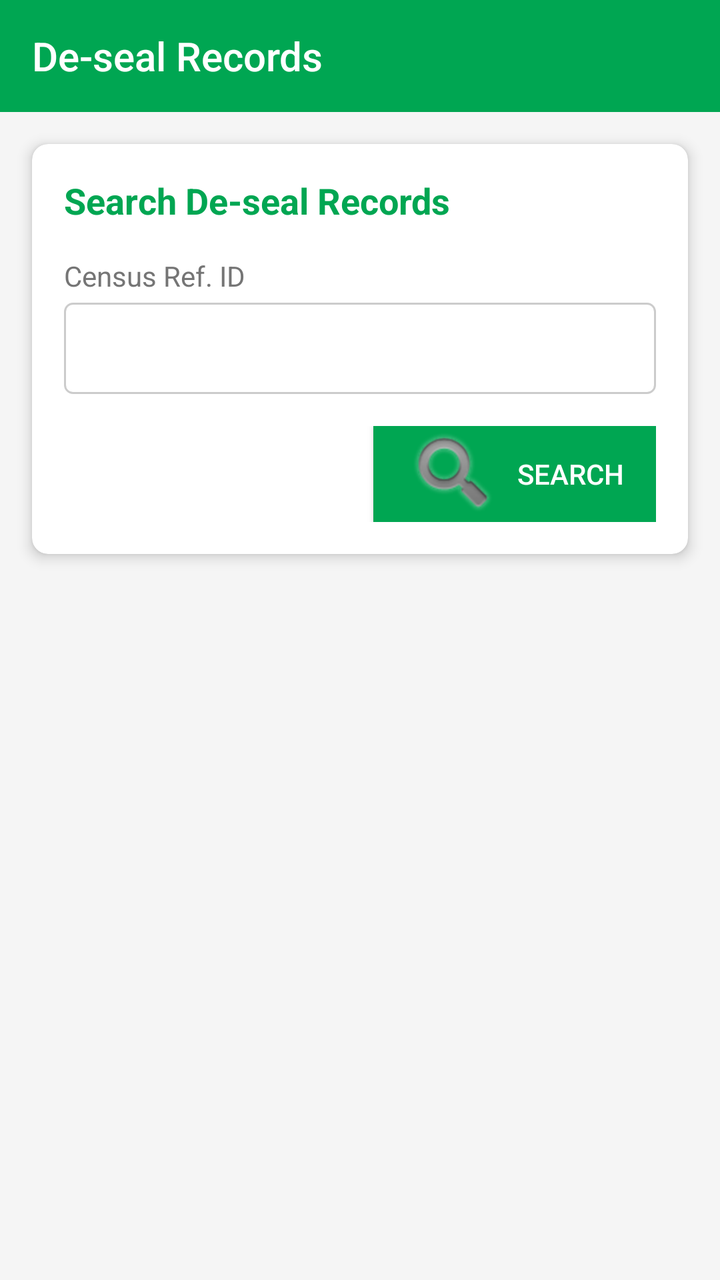
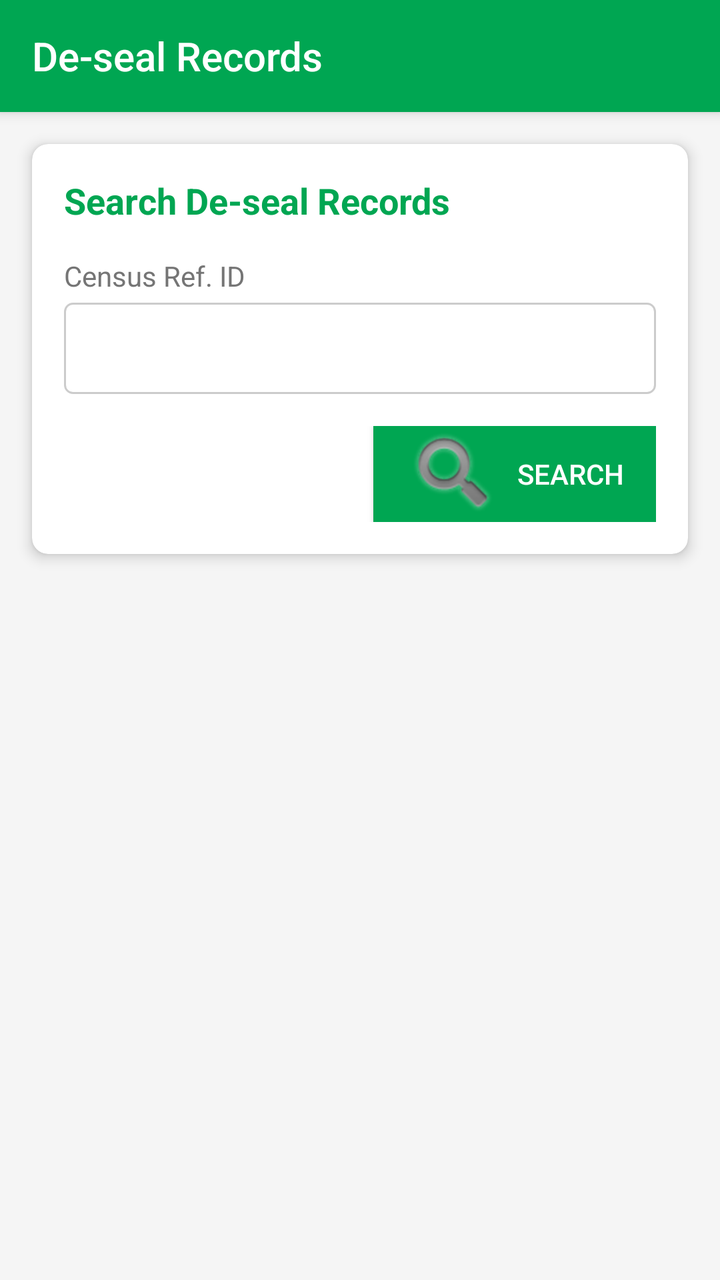

Compare the two renders of this Android layout. The source of the first and the diff that turns it into the second are given below.
<!-- AndroidManifest.xml: application theme AppTheme -->
<!-- res/layout/activity_deseal_listing.xml -->
<?xml version="1.0" encoding="utf-8"?>
<LinearLayout xmlns:android="http://schemas.android.com/apk/res/android"
    xmlns:app="http://schemas.android.com/apk/res-auto"
    xmlns:tools="http://schemas.android.com/tools"
    android:layout_width="match_parent"
    android:layout_height="match_parent"
    android:orientation="vertical"
    android:background="#F5F5F5"
    tools:context=".Activities.Common.DesealListing">

    <androidx.appcompat.widget.Toolbar
        android:id="@+id/toolbar"
        android:layout_width="match_parent"
        android:layout_height="?attr/actionBarSize"
        android:background="@color/colorPrimary"
        android:theme="@style/ThemeOverlay.AppCompat.Dark.ActionBar"
        app:popupTheme="@style/ThemeOverlay.AppCompat.Light"
        app:title="De-seal Records"
        app:titleTextColor="#FFFFFF" />

    <ScrollView
        android:layout_width="match_parent"
        android:layout_height="match_parent">

        <LinearLayout
            android:layout_width="match_parent"
            android:layout_height="wrap_content"
            android:orientation="vertical">

            <androidx.cardview.widget.CardView
                android:layout_width="match_parent"
                android:layout_height="wrap_content"
                android:layout_margin="16dp"
                app:cardCornerRadius="8dp"
                app:cardElevation="4dp">

                <LinearLayout
                    android:layout_width="match_parent"
                    android:layout_height="wrap_content"
                    android:orientation="vertical"
                    android:padding="16dp">

                    <TextView
                        android:layout_width="match_parent"
                        android:layout_height="wrap_content"
                        android:text="Search De-seal Records"
                        android:textColor="@color/colorPrimary"
                        android:textSize="18sp"
                        android:textStyle="bold" />

                    <TextView
                        android:layout_width="match_parent"
                        android:layout_height="wrap_content"
                        android:layout_marginTop="16dp"
                        android:text="Census Ref. ID"
                        android:textColor="#757575"
                        android:textSize="14sp" />

                    <EditText
                        android:id="@+id/FinalID"
                        android:layout_width="match_parent"
                        android:layout_height="wrap_content"
                        android:layout_marginTop="4dp"
                        android:background="@drawable/edit_text_background"
                        android:inputType="number"
                        android:maxLines="1"
                        android:padding="12dp"
                        android:textSize="16sp" />

                    <LinearLayout
                        android:layout_width="match_parent"
                        android:layout_height="wrap_content"
                        android:layout_marginTop="16dp"
                        android:gravity="end"
                        android:orientation="horizontal">

                        <Button
                            android:id="@+id/btnFetch"
                            android:layout_width="wrap_content"
                            android:layout_height="wrap_content"
                            android:background="@color/colorPrimary"
                            android:drawableStart="@android:drawable/ic_search_category_default"
                            android:drawablePadding="8dp"
                            android:paddingStart="16dp"
                            android:paddingEnd="16dp"
                            android:text="Search"
                            android:textColor="#ffffff" />
                    </LinearLayout>
                </LinearLayout>
            </androidx.cardview.widget.CardView>

            <ProgressBar
                android:id="@+id/progressBar"
                android:layout_width="wrap_content"
                android:layout_height="wrap_content"
                android:layout_gravity="center"
                android:layout_marginTop="16dp"
                android:visibility="gone" />

            <TextView
                android:id="@+id/tvNoResults"
                android:layout_width="match_parent"
                android:layout_height="wrap_content"
                android:layout_margin="16dp"
                android:gravity="center"
                android:text="No records found"
                android:textSize="16sp"
                android:visibility="gone" />

            <androidx.recyclerview.widget.RecyclerView
                android:id="@+id/recyclerView"
                android:layout_width="match_parent"
                android:layout_height="wrap_content"
                android:clipToPadding="false"
                android:paddingBottom="16dp" />

        </LinearLayout>
    </ScrollView>
</LinearLayout>
<!-- resources referenced by this layout -->
<resources>
  <color name="colorPrimary">#FF00A652</color>
  <!-- drawable edit_text_background (drawable) -->
  <?xml version="1.0" encoding="utf-8"?>
  <shape xmlns:android="http://schemas.android.com/apk/res/android"
      android:shape="rectangle">
      <solid android:color="#FFFFFF" />
      <corners android:radius="4dp" />
      <stroke
          android:width="1dp"
          android:color="#CCCCCC" />
  </shape>
  <style name="AppTheme" parent="Theme.AppCompat.Light.DarkActionBar">
      
      <item name="colorPrimary">@color/colorPrimary</item>
      <item name="colorPrimaryDark">@color/colorPrimaryDark</item>
      <item name="colorAccent">@color/colorAccent</item>
  </style>
  <color name="colorPrimaryDark">#303F9F</color>
  <color name="colorAccent">#FF4081</color>
</resources>

<!-- the commit's change to res/layout/activity_deseal_listing.xml (unified diff, before → after) -->
@@ -1,26 +1,36 @@
 <?xml version="1.0" encoding="utf-8"?>
-<LinearLayout xmlns:android="http://schemas.android.com/apk/res/android"
+<androidx.coordinatorlayout.widget.CoordinatorLayout 
+    xmlns:android="http://schemas.android.com/apk/res/android"
     xmlns:app="http://schemas.android.com/apk/res-auto"
     xmlns:tools="http://schemas.android.com/tools"
     android:layout_width="match_parent"
     android:layout_height="match_parent"
-    android:orientation="vertical"
     android:background="#F5F5F5"
+    android:fitsSystemWindows="true"
     tools:context=".Activities.Common.DesealListing">
 
-    <androidx.appcompat.widget.Toolbar
-        android:id="@+id/toolbar"
+    <com.google.android.material.appbar.AppBarLayout
         android:layout_width="match_parent"
-        android:layout_height="?attr/actionBarSize"
-        android:background="@color/colorPrimary"
-        android:theme="@style/ThemeOverlay.AppCompat.Dark.ActionBar"
-        app:popupTheme="@style/ThemeOverlay.AppCompat.Light"
-        app:title="De-seal Records"
-        app:titleTextColor="#FFFFFF" />
+        android:layout_height="wrap_content"
+        android:fitsSystemWindows="true"
+        android:theme="@style/ThemeOverlay.AppCompat.Dark.ActionBar">
 
-    <ScrollView
+        <androidx.appcompat.widget.Toolbar
+            android:id="@+id/toolbar"
+            android:layout_width="match_parent"
+            android:layout_height="?attr/actionBarSize"
+            android:background="@color/colorPrimary"
+            app:popupTheme="@style/ThemeOverlay.AppCompat.Light"
+            app:title="De-seal Records"
+            app:titleTextColor="#FFFFFF" />
+
+    </com.google.android.material.appbar.AppBarLayout>
+
+    <androidx.core.widget.NestedScrollView
         android:layout_width="match_parent"
-        android:layout_height="match_parent">
+        android:layout_height="match_parent"
+        android:fillViewport="true"
+        app:layout_behavior="@string/appbar_scrolling_view_behavior">
 
         <LinearLayout
             android:layout_width="match_parent"
@@ -111,9 +121,10 @@
                 android:id="@+id/recyclerView"
                 android:layout_width="match_parent"
                 android:layout_height="wrap_content"
+                android:nestedScrollingEnabled="false"
                 android:clipToPadding="false"
                 android:paddingBottom="16dp" />
 
         </LinearLayout>
-    </ScrollView>
-</LinearLayout>
+    </androidx.core.widget.NestedScrollView>
+</androidx.coordinatorlayout.widget.CoordinatorLayout>
